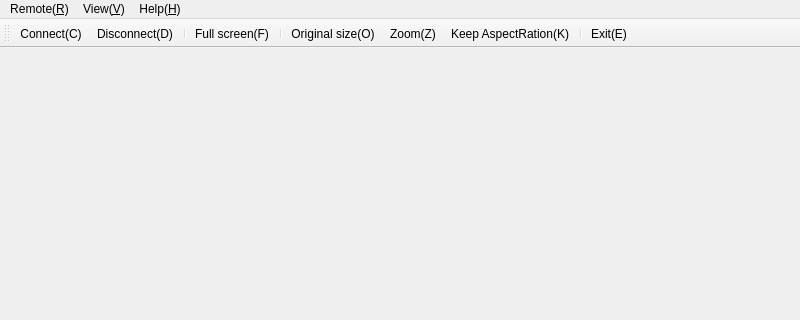
First picture: the form in App/mainwindow.ui, repository KangLin/RabbitRemoteControl, before the edit; both pictures show x 0 to 800 and y 0 to 320 of the 800 by 600 pixel window.
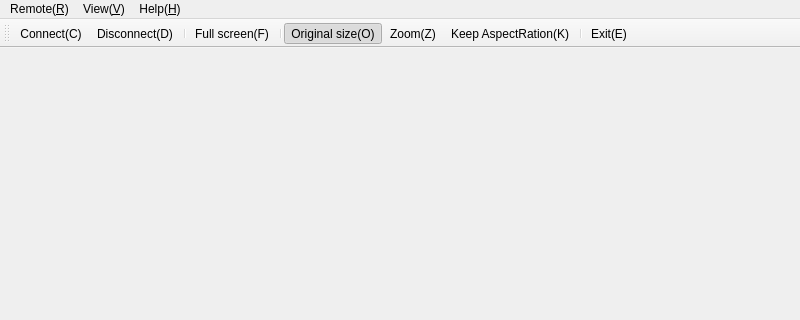
Second picture: the form after the edit. Icons and pictures are not drawn.

The edit to the form file:
```diff
--- a/App/mainwindow.ui
+++ b/App/mainwindow.ui
@@ -158,6 +158,12 @@
    </property>
   </action>
   <action name="actionOriginal_O">
+   <property name="checkable">
+    <bool>true</bool>
+   </property>
+   <property name="checked">
+    <bool>true</bool>
+   </property>
    <property name="icon">
     <iconset resource="Resource/Resource.qrc">
      <normaloff>:/image/Original</normaloff>:/image/Original</iconset>
```
Left out of the diff: 11 changed lines with no effect on the pictures.
